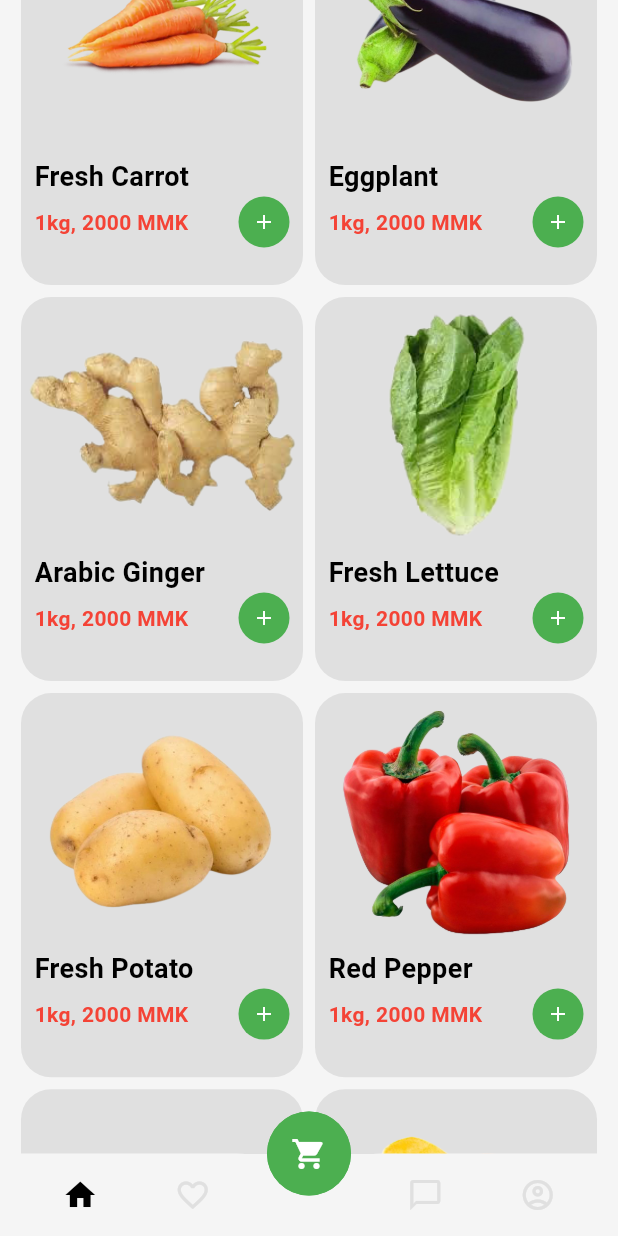
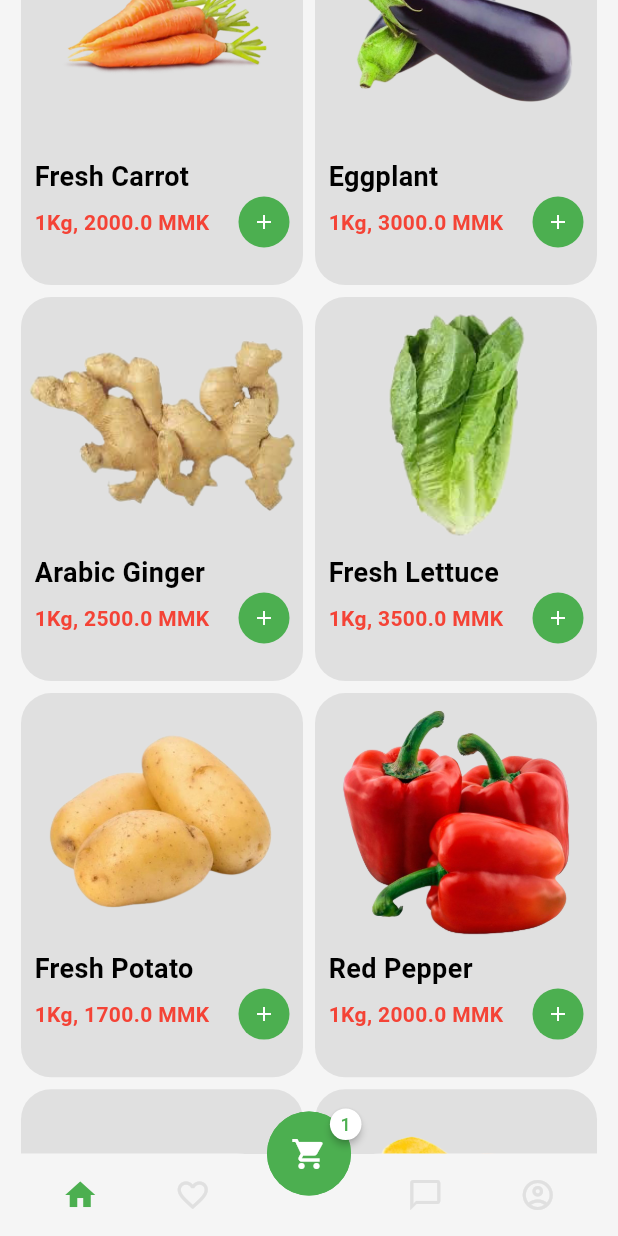
Before and after one commit to kyilwinoo97/pico_user, a Flutter app: the screen it shows after launch, scrolled down 576 dp, after a tap on the "add" icon, on a phone screen of 412 x 824 dp. Run offline on Flutter 3.47's test engine with Material 3 defaults, Android fonts, the phone set to English and light mode, and no system bars; drawn by our look-alikes of badges; our stand-ins replace equatable, flutter_bloc, get_it; missing offline and left inert: layout; Roboto replaces fonts that are missing (ShantellSans).

Commit message:
add to cart bloc

```diff
--- a/lib/data/model/item.dart
+++ b/lib/data/model/item.dart
@@ -1,8 +1,28 @@
-class Item{
+import 'package:equatable/equatable.dart';
+
+class Item extends Equatable{
   int id;
   double price;
   String name;
   String unit;
   String imageUrl;
   Item(this.id,this.price, this.name, this.unit, this.imageUrl);
+
+  Item.fromJson(Map<String, dynamic> json)
+      : name = json['name'] as String,
+       price = json['price'],
+        unit = json['unit'],
+        imageUrl = json['imageUrl'],
+        id = json['id'];
+
+  Map<String, dynamic> toJson() => {
+    'name': name,
+    'price': price,
+    'unit': unit,
+    'imageUrl': imageUrl,
+    'id': id,
+  };
+
+  @override
+  List<Object?> get props => [id,name,price,unit,imageUrl];
 }
--- /dev/null
+++ b/lib/di/injection_container.dart
@@ -0,0 +1,9 @@
+import 'package:get_it/get_it.dart';
+import 'package:pico_user/presentation/cart/bloc/cart_bloc.dart';
+
+final sl = GetIt.instance;
+
+Future<void> init() async{
+  sl.registerFactory(() => CartBloc());
+
+}
--- a/lib/presentation/all_item/all_item_page.dart
+++ b/lib/presentation/all_item/all_item_page.dart
@@ -37,7 +37,7 @@ class _AllItemPageState extends State<AllItemPage> {
                   mainAxisSpacing: 4.0,
                   crossAxisSpacing: 4.0,
                   childAspectRatio: (itemWidth / itemHeight)),
-              itemCount: best_selling_items.length,
+              itemCount: bestSellingItem.length,
               physics: const ClampingScrollPhysics(),
               shrinkWrap: true,
               itemBuilder: (context, index) {
--- a/lib/presentation/bottom_nav/bottom_nav_widget.dart
+++ b/lib/presentation/bottom_nav/bottom_nav_widget.dart
@@ -1,4 +1,6 @@
 import 'package:flutter/material.dart';
+import 'package:flutter_bloc/flutter_bloc.dart';
+import 'package:pico_user/presentation/cart/bloc/cart_bloc.dart';
 import 'package:pico_user/presentation/configs/configs.dart';
 import 'package:pico_user/presentation/configs/constant_colors.dart';
 import 'package:pico_user/presentation/home/home_page.dart';
@@ -8,6 +10,7 @@ import 'package:badges/badges.dart' as badges;
 import '../all_item/all_item_page.dart';
 import '../route/routes.dart';
 import 'nav_bar.dart';
+import 'package:pico_user/di/injection_container.dart' as di;
 
 class BottomNavWidget extends StatefulWidget {
   const BottomNavWidget({super.key});
@@ -69,6 +72,10 @@ class _BottomNavWidgetState extends State<BottomNavWidget> {
     const InboxPage(),
     const HomePage(),
   ];
+  @override
+  void initState() {
+    super.initState();
+  }
 
   @override
   Widget build(BuildContext context) {
@@ -89,19 +96,53 @@ class _BottomNavWidgetState extends State<BottomNavWidget> {
         },
       ),
       floatingActionButtonLocation: FloatingActionButtonLocation.centerDocked,
-      floatingActionButton: FloatingActionButton(
-        onPressed: (){
+      floatingActionButton: InkWell(
+        onTap: () {
           Navigator.pushNamed(
             context,
             Routes.cart,
           );
         },
-        elevation: 0,
-        shape: RoundedRectangleBorder(
-          side:  BorderSide(width: 2,color: kPrimary),
-          borderRadius: BorderRadius.circular(30)
-        ),
-        child: const Icon(Icons.shopping_cart,color: kWhite,),
+        child: BlocBuilder<CartBloc, CartState>(
+            builder: (context, state) {
+              var showBadge = false;
+              int count = 0;
+              if(state is Success){
+                showBadge = true;
+                count = state.cart.length;
+                return badges.Badge(
+                  position: badges.BadgePosition.custom(top: -7, end: -7),
+                  showBadge: showBadge,
+                  badgeStyle: const badges.BadgeStyle(
+                      padding: EdgeInsets.all(7), badgeColor: Colors.white),
+                  badgeContent: Text(
+                    count.toString(),
+                    style: const TextStyle(color: Colors.green, fontSize: 12.0),
+                  ),
+                  child: FloatingActionButton(
+                      onPressed: null,
+                      elevation: 0,
+                      shape: RoundedRectangleBorder(
+                          side: BorderSide(width: 2, color: kPrimary),
+                          borderRadius: BorderRadius.circular(30)),
+                      child: const Icon(
+                        Icons.shopping_cart,
+                        color: kWhite,
+                      )),
+                );
+              }
+                return FloatingActionButton(
+                    onPressed: null,
+                    elevation: 0,
+                    shape: RoundedRectangleBorder(
+                        side: BorderSide(width: 2, color: kPrimary),
+                        borderRadius: BorderRadius.circular(30)),
+                    child: const Icon(
+                      Icons.shopping_cart,
+                      color: kWhite,
+                    ));
+
+            }),
       ),
       body: pages[navbarIndex],
     );
--- a/lib/presentation/bottom_nav/nav_bar.dart
+++ b/lib/presentation/bottom_nav/nav_bar.dart
@@ -53,7 +53,7 @@ class NavBar extends StatelessWidget{
         onTap: onTap,
         child: Icon(
           isSelected ? selectedIcon : icon,
-          color: isSelected ? kBlack : kGrey300,
+          color: isSelected ? kPrimary : kGrey300,
         ),
       ),
     );
--- /dev/null
+++ b/lib/presentation/cart/bloc/cart_bloc.dart
@@ -0,0 +1,65 @@
+import 'dart:async';
+import 'dart:convert';
+
+import 'package:equatable/equatable.dart';
+import 'package:flutter/cupertino.dart';
+import 'package:flutter_bloc/flutter_bloc.dart';
+import '../../../data/model/item.dart';
+
+part 'cart_event.dart';
+part 'cart_state.dart';
+class CartBloc extends Bloc<CartEvent,CartState>{
+  Map<String,List<Item>> cart = {};
+
+  CartBloc() : super(InitialState()) {
+    on<AddToCart>(_addToCart);
+    on<RemoveFromCart>(_removeFromCart);
+    on<GetCart>(_getAllData);
+  }
+
+
+  FutureOr<void> _addToCart(AddToCart event, Emitter<CartState> emit) async{
+    emit(const Loading());
+    if(cart.containsKey(event.item.id.toString())){
+      var item = cart[event.item.id.toString()];
+     item?.add(event.item);
+     cart[event.item.id.toString()] = item!;
+    }else{
+      List<Item> item = [];
+      item.add(event.item);
+      cart.putIfAbsent(event.item.id.toString(), () => item);
+    }
+    if(cart.isEmpty){
+      emit(Empty(cart));
+      return;
+    }
+    emit(Success(cart));
+  }
+
+  FutureOr<void> _getAllData(GetCart event, Emitter<CartState> emit) async{
+    emit(const Loading());
+    if(cart.isEmpty){
+      emit(Empty(cart));
+      return;
+    }
+    emit(Success(cart));
+  }
+
+  FutureOr<void> _removeFromCart(RemoveFromCart event, Emitter<CartState> emit) async{
+    emit(const Loading());
+    if(cart.containsKey(event.item.id.toString())){
+      var item = cart[event.item.id.toString()];
+      item?.remove(event.item);
+      if(item!.isNotEmpty){
+        cart[event.item.id.toString()] = item;
+      }else{
+        cart.remove(event.item.id.toString());
+      }
+    }
+    if(cart.isEmpty){
+      emit(Empty(cart));
+      return;
+    }
+    emit(Success(cart));
+  }
+}
--- /dev/null
+++ b/lib/presentation/cart/bloc/cart_event.dart
@@ -0,0 +1,17 @@
+part of 'cart_bloc.dart';
+abstract class CartEvent extends Equatable{
+  @override
+  List<Object?> get props => [];
+
+}
+class AddToCart extends CartEvent{
+  Item item;
+  AddToCart(this.item);
+}
+class RemoveFromCart extends CartEvent{
+  Item item;
+  RemoveFromCart(this.item);
+}
+class GetCart extends CartEvent{
+  GetCart();
+}
--- /dev/null
+++ b/lib/presentation/cart/bloc/cart_state.dart
@@ -0,0 +1,27 @@
+part of 'cart_bloc.dart';
+
+abstract class CartState extends Equatable{
+  const CartState();
+  @override
+  List<Object?> get props => [];
+
+}
+
+class InitialState extends CartState{
+  const InitialState();
+}
+
+class Success extends CartState{
+  Map<String,List<Item>> cart = {};
+  Success(this.cart);
+}
+class Failure extends CartState{
+  const Failure();
+}
+class Loading extends CartState{
+  const Loading();
+}
+class Empty extends CartState{
+  Map<String,List<Item>> cart = {};
+  Empty(this.cart);
+}
--- a/lib/presentation/configs/constant_string.dart
+++ b/lib/presentation/configs/constant_string.dart
@@ -15,27 +15,16 @@ const List<String> categry_image = [
   "$category/meat.png"
 ];
 
-const List<String> best_selling_items = [
-  "Fresh Carrot",
-  "Eggplant",
-  "Arabic Ginger",
-  "Fresh Lettuce",
-  "Fresh Potato",
-  "Red Pepper",
-  "Fresh Tomatoes",
-  "Butternut",
-  "Broccoli"
-];
-const List<String> item_img = [
-  "$vegetable/carrot.png",
-  "$vegetable/eggplant.png",
-  "$vegetable/ginger.png",
-  "$vegetable/lettuce.png",
-  "$vegetable/potato.png",
-  "$vegetable/red_pepper.png",
-  "$vegetable/tomatoes.png",
-  "$vegetable/butternut.png",
-  "$vegetable/broccoli.png",
+List<Item> bestSellingItem = [
+  Item(0, 2000, "Fresh Carrot", "1Kg","$vegetable/carrot.png"),
+  Item(1, 3000, "Eggplant", "1Kg","$vegetable/eggplant.png"),
+  Item(3, 2500, "Arabic Ginger", "1Kg",  "$vegetable/ginger.png",),
+  Item(4, 3500, "Fresh Lettuce", "1Kg","$vegetable/lettuce.png"),
+  Item(5, 1700, "Fresh Potato", "1Kg","$vegetable/potato.png"),
+  Item(6, 2000, "Red Pepper", "1Kg","$vegetable/red_pepper.png"),
+  Item(7, 2000,  "Fresh Tomatoes", "1Kg","$vegetable/tomatoes.png"),
+  Item(8, 2000, "Butternut", "1Kg","$vegetable/butternut.png"),
+  Item(9, 2000, "Broccoli", "1Kg","$vegetable/broccoli.png"),
 ];
 
 List<Item> carrot = [
--- a/lib/presentation/home/home_page.dart
+++ b/lib/presentation/home/home_page.dart
@@ -1,14 +1,17 @@
 import 'dart:math';
 import 'package:badges/badges.dart' as badges;
 import 'package:flutter/material.dart';
+import 'package:flutter_bloc/flutter_bloc.dart';
 import 'package:flutter_staggered_grid_view/flutter_staggered_grid_view.dart';
 import 'package:layout/layout.dart';
+import 'package:pico_user/data/model/cart.dart';
 import 'package:pico_user/presentation/configs/configs.dart';
 import 'package:pico_user/presentation/utils/extensions/extensions.dart';
 import 'package:pico_user/widgets/custom_paint.dart';
 
+import '../cart/bloc/cart_bloc.dart';
 import '../route/routes.dart';
-
+import 'package:pico_user/di/injection_container.dart' as di;
 
 class HomePage extends StatefulWidget {
   const HomePage({super.key});
@@ -20,6 +23,11 @@ class HomePage extends StatefulWidget {
 class _HomePageState extends State<HomePage> {
   final _scrollController = ScrollController();
   final _key = GlobalKey();
+
+  @override
+  void initState() {
+    super.initState();
+  }
 
   @override
   Widget build(BuildContext context) {
@@ -41,9 +49,12 @@ class _HomePageState extends State<HomePage> {
                   SizedBox(child: BestSellingItemWidget()),
                 ],
               ),
-    )));
+            )
+
+    ));
   }
 }
+
 
 class TopBarWidget extends StatelessWidget {
   const TopBarWidget({super.key});
@@ -311,14 +322,7 @@ class BestSellingItemWidget extends StatelessWidget {
     var size = MediaQuery.of(context).size;
     final double itemHeight = (size.height - kToolbarHeight - 24) / 2;
     final double itemWidth = size.width / 1.5;
-    return InkWell(
-      onTap: (){
-        Navigator.pushNamed(
-          context,
-          Routes.detail,
-        );
-      },
-      child: Column(
+    return Column(
       children: [
         Row(
           mainAxisAlignment: MainAxisAlignment.spaceBetween,
@@ -340,7 +344,7 @@ class BestSellingItemWidget extends StatelessWidget {
               mainAxisSpacing: 4.0,
               crossAxisSpacing: 4.0,
               childAspectRatio: (itemWidth / itemHeight)),
-            itemCount: best_selling_items.length,
+          itemCount: bestSellingItem.length,
           physics: const ClampingScrollPhysics(),
           shrinkWrap: true,
           itemBuilder: (context, index) {
@@ -348,57 +352,75 @@ class BestSellingItemWidget extends StatelessWidget {
           },
         )
       ],
-      ),
     );
   }
 }
 
 class BestSellingItem extends StatelessWidget {
   int index;
+
   BestSellingItem(this.index, {super.key});
+
 
   @override
   Widget build(BuildContext context) {
-    var txt = best_selling_items[index];
-    var imgPath = item_img[index];
-    return Column(
+    var item = bestSellingItem[index];
+    return InkWell(
+      onTap: () {
+        Navigator.pushNamed(
+          context,
+          Routes.detail,
+        );
+      },
+      child: Column(
         children: [
-        Image.asset(imgPath,height: 170,),
+          Image.asset(
+            item.imageUrl,
+            height: 170,
+          ),
           Column(
             crossAxisAlignment: CrossAxisAlignment.start,
             children: [
-                Text(txt,style: context.titleExtraSmall,),
+              Text(
+                item.name,
+                style: context.titleExtraSmall,
+              ),
               Row(
                 mainAxisAlignment: MainAxisAlignment.spaceBetween,
                 children: [
-                    const Text("1kg, 2000 MMK ",style: TextStyle(
+                  Text(
+                    "${item.unit}, ${item.price} MMK ",
+                    style: const TextStyle(
                         color: Colors.red,
                         fontSize: 14,
-                        fontWeight: FontWeight.bold
-                    ),),
+                        fontWeight: FontWeight.bold),
+                  ),
                   SizedBox(
                     width: 34,
                     height: 34,
                     child: IconButton(
                       icon: const Icon(
-                          Icons.add, color: kWhite,
-                          size: 16,),
-                        onPressed: () {},
-                      )
-                          .addRoundCornerWidget(
+                        Icons.add,
+                        color: kWhite,
+                        size: 16,
+                      ),
+                      onPressed: () {
+                        BlocProvider.of<CartBloc>(context).add(AddToCart(item));
+                      },
+                    ).addRoundCornerWidget(
                         margin: EdgeInsets.zero,
                         borderRadius: BorderRadius.circular(40),
                         color: kPrimary),
                   ),
                 ],
               )
-
             ],
           ).addPadding(edgeInsets: const EdgeInsets.symmetric(horizontal: 8)),
         ],
       ).addRoundCornerWidget(
           margin: const EdgeInsets.all(2.0),
           borderRadius: const BorderRadius.all(Radius.circular(20)),
-        color: kGrey300);
+          color: kGrey300),
+    );
   }
 }
--- a/lib/main.dart
+++ b/lib/presentation/main/main.dart
@@ -1,28 +1,39 @@
 import 'package:flutter/material.dart';
 import 'package:flutter/services.dart';
+import 'package:flutter_bloc/flutter_bloc.dart';
 import 'package:layout/layout.dart';
+import 'package:pico_user/presentation/cart/bloc/cart_bloc.dart';
 import 'package:pico_user/presentation/configs/configs.dart';
 import 'package:pico_user/presentation/route/routes.dart';
 import 'package:pico_user/presentation/utils/app_scroll_behavior.dart';
 import 'package:pico_user/presentation/utils/extensions/extensions.dart';
 
-void main() async{
+import '../../di/injection_container.dart' as di;
+
+void main() async {
   WidgetsFlutterBinding.ensureInitialized();
+  di.init();
   await SystemChrome.setPreferredOrientations([
     DeviceOrientation.portraitUp,
   ]);
-  runApp(const PicoApp());
+  runApp(
+      MultiBlocProvider(providers:[
+        BlocProvider<CartBloc>(
+          create: (BuildContext context) => di.sl<CartBloc>(),
+        ),
+      ], child: const PicoApp()));
 }
 
 class PicoApp extends StatelessWidget {
   const PicoApp({super.key});
+
   @override
   Widget build(BuildContext context) {
-    SystemChrome.setSystemUIOverlayStyle( SystemUiOverlayStyle(
+    SystemChrome.setSystemUIOverlayStyle(SystemUiOverlayStyle(
         statusBarColor: kGrey100
     ));
     return Layout(
-      child:  MaterialApp(
+      child: MaterialApp(
         title: appName,
         scrollBehavior: AppScrollBehavior(),
         debugShowCheckedModeBanner: false,
@@ -32,6 +43,7 @@ class PicoApp extends StatelessWidget {
       ),
     );
   }
+
   String get initialRoute => Routes.nav;
 
 }
```
Also changed, not shown: lib/presentation/cart/cart_page.dart (+61 -7 lines), lib/presentation/detail/item_detail.dart (+19 -7 lines), pubspec.yaml (+4 -3 lines), pubspec.lock, 5 other files. Lines whose indentation alone changed are shown as unchanged.
